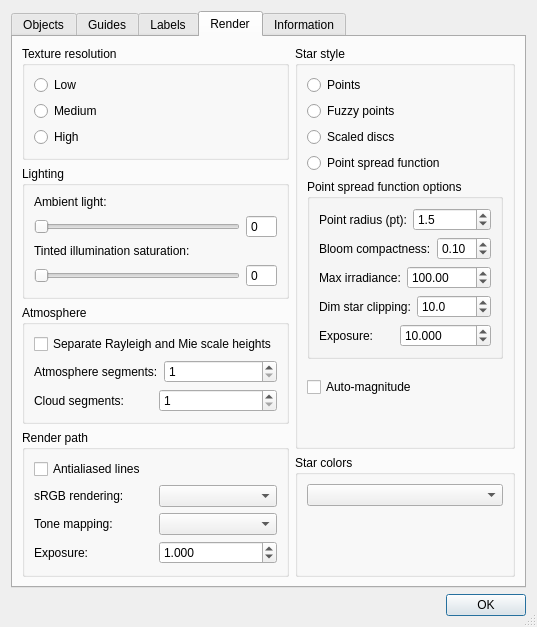
Before: the Qt Designer form src/celestia/qt/preferences.ui in celestiamobile/Celestia, drawn with Qt 5.
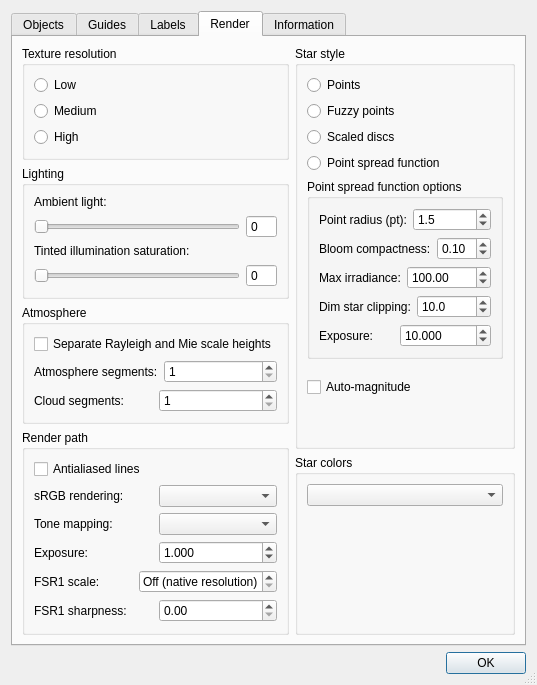
After: the same form once the commit is applied. The open tabs and pages were chosen to show the change.

What changed in the file:
```diff
--- a/src/celestia/qt/preferences.ui
+++ b/src/celestia/qt/preferences.ui
@@ -1130,6 +1130,81 @@
               </item>
              </layout>
             </item>
+            <item>
+             <layout class="QHBoxLayout" name="horizontalLayout_fsr1Scale">
+              <item>
+               <widget class="QLabel" name="fsr1ScaleLabel">
+                <property name="text">
+                 <string>FSR1 scale:</string>
+                </property>
+                <property name="buddy">
+                 <cstring>fsr1ScaleSpinBox</cstring>
+                </property>
+               </widget>
+              </item>
+              <item>
+               <widget class="QDoubleSpinBox" name="fsr1ScaleSpinBox">
+                <property name="toolTip">
+                 <string>Scene upscaling ratio. 1.0 disables FSR1; 2.0 renders at half width and height. Values above 2.0 are experimental. Changes apply immediately; text stays at native resolution.</string>
+                </property>
+                <property name="specialValueText">
+                 <string>Off (native resolution)</string>
+                </property>
+                <property name="suffix">
+                 <string>x</string>
+                </property>
+                <property name="decimals">
+                 <number>2</number>
+                </property>
+                <property name="minimum">
+                 <double>1.000000000000000</double>
+                </property>
+                <property name="maximum">
+                 <double>4.000000000000000</double>
+                </property>
+                <property name="singleStep">
+                 <double>0.100000000000000</double>
+                </property>
+                <property name="keyboardTracking">
+                 <bool>false</bool>
+                </property>
+               </widget>
+              </item>
+             </layout>
+            </item>
+            <item>
+             <layout class="QHBoxLayout" name="horizontalLayout_fsr1Sharpness">
+              <item>
+               <widget class="QLabel" name="fsr1SharpnessLabel">
+                <property name="text">
+                 <string>FSR1 sharpness:</string>
+                </property>
+                <property name="buddy">
+                 <cstring>fsr1SharpnessSpinBox</cstring>
+                </property>
+               </widget>
+              </item>
+              <item>
+               <widget class="QDoubleSpinBox" name="fsr1SharpnessSpinBox">
+                <property name="toolTip">
+                 <string>RCAS sharpening in stops: 0 is strongest, 1 halves the strength, and 2 quarters it. Changes apply immediately.</string>
+                </property>
+                <property name="decimals">
+                 <number>2</number>
+                </property>
+                <property name="maximum">
+                 <double>2.000000000000000</double>
+                </property>
+                <property name="singleStep">
+                 <double>0.100000000000000</double>
+                </property>
+                <property name="keyboardTracking">
+                 <bool>false</bool>
+                </property>
+               </widget>
+              </item>
+             </layout>
+            </item>
             <item>
              <spacer name="verticalSpacer_13">
               <property name="orientation">
```
